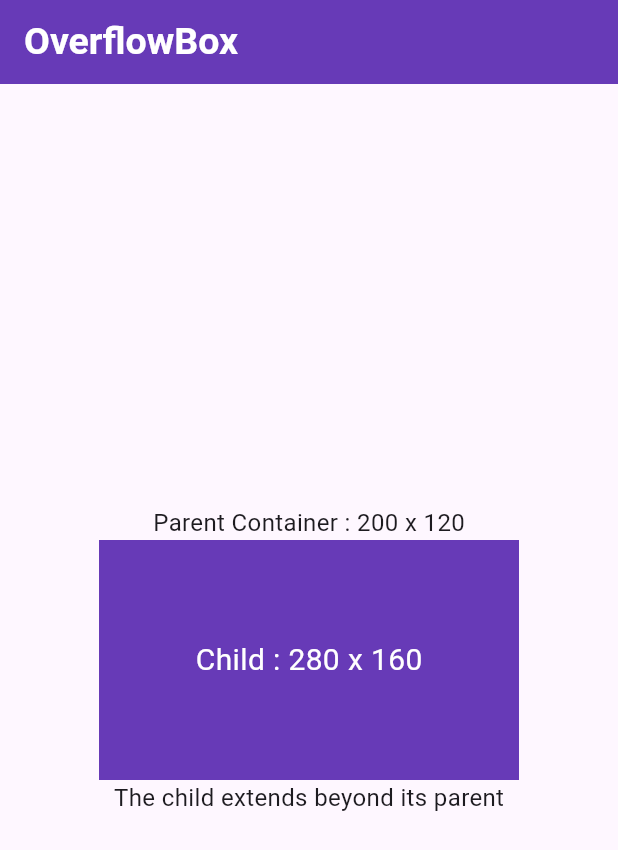
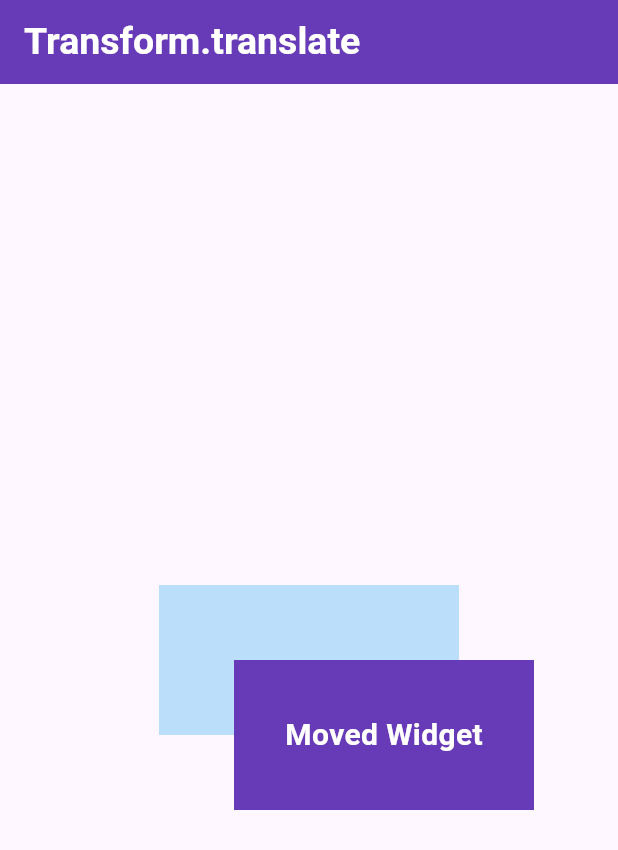
Before and after one commit to Gulshid/Flutter-Shorts-, a Flutter app: the screen it shows after launch, on a phone screen of 412 x 824 dp. Shown: the top 850 px of the screen. Run offline on Flutter 3.47's test engine with Material 3 defaults, Android fonts, the phone set to English and light mode, and no system bars.

Commit message:
transform . translate is done

```diff
--- /dev/null
+++ b/shorts/lib/Layout and Positioning/transform_translate_widget.dart
@@ -0,0 +1,54 @@
+import 'package:flutter/material.dart';
+
+class TransformTranslateWidget extends StatefulWidget {
+  const TransformTranslateWidget({super.key});
+
+  @override
+  State<TransformTranslateWidget> createState() =>
+      _TransformTranslateWidgetState();
+}
+
+class _TransformTranslateWidgetState extends State<TransformTranslateWidget> {
+  @override
+  Widget build(BuildContext context) {
+    return Scaffold(
+      appBar: AppBar(
+        title: const Text(
+          'Transform.translate',
+          style: TextStyle(
+            color: Colors.white,
+            fontSize: 25,
+            fontWeight: FontWeight.bold,
+          ),
+        ),
+        backgroundColor: Colors.deepPurple,
+      ),
+
+      body: Center(
+        child: Container(
+          height: 100,
+          width: 200,
+          color: Colors.blue.shade100,
+          child: Transform.translate(
+            offset: const Offset(50, 50),
+            child: Container(
+              height: 70,
+              width: 120,
+              color: Colors.deepPurple,
+              child: Center(
+                child: Text(
+                  "Moved Widget",
+                  style: TextStyle(
+                    color: Colors.white,
+                    fontSize: 20,
+                    fontWeight: FontWeight.bold,
+                  ),
+                ),
+              ),
+            ),
+          ),
+        ),
+      ),
+    );
+  }
+}
--- a/shorts/lib/main.dart
+++ b/shorts/lib/main.dart
@@ -1,5 +1,5 @@
 import 'package:flutter/material.dart';
-import 'package:shorts/Layout%20and%20Positioning/overflowbox_widget.dart';
+import 'package:shorts/Layout%20and%20Positioning/transform_translate_widget.dart';
 
 void main() {
   runApp(const MyApp());
@@ -12,7 +12,7 @@ class MyApp extends StatelessWidget {
   Widget build(BuildContext context) {
     return MaterialApp(
       debugShowCheckedModeBanner: false,
-      home: OverflowboxWidget(),
+      home: TransformTranslateWidget(),
     );
   }
 }
```
